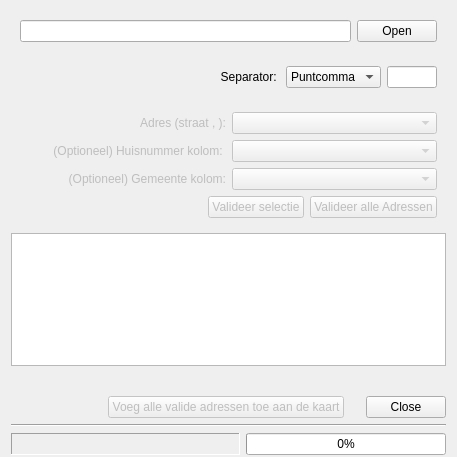
warrieka/geopunt4Qgis, file ui_geopunt4QgisBatchGeoCode.ui: the form before one commit.
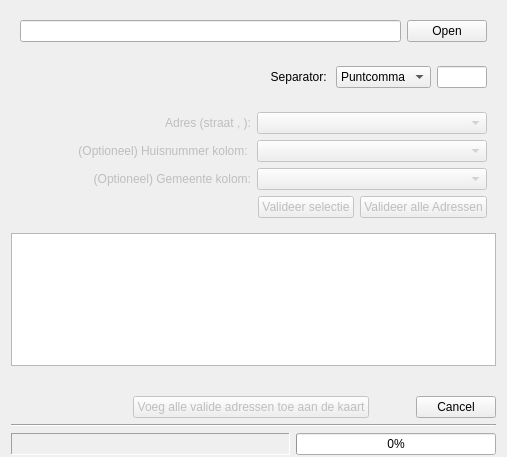
The form after the commit. Icons and pictures are not drawn.

Diff of the .ui file:
```diff
--- a/ui_geopunt4QgisBatchGeoCode.ui
+++ b/ui_geopunt4QgisBatchGeoCode.ui
@@ -7,7 +7,7 @@
    <rect>
     <x>0</x>
     <y>0</y>
-    <width>457</width>
+    <width>507</width>
     <height>457</height>
    </rect>
   </property>
@@ -360,7 +360,7 @@
         <enum>Qt::Horizontal</enum>
        </property>
        <property name="standardButtons">
-        <set>QDialogButtonBox::Close</set>
+        <set>QDialogButtonBox::Cancel</set>
        </property>
       </widget>
      </item>
```
Left out of the diff: 57 changed lines with no effect on the pictures.
